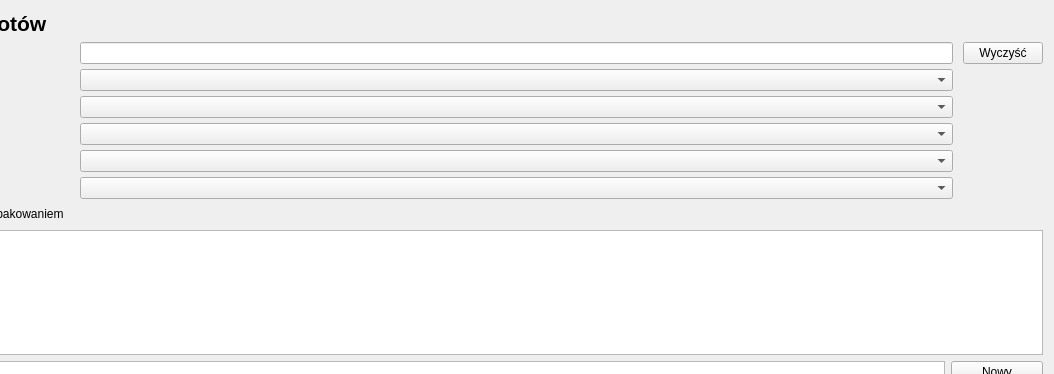
This is forms/itemList.ui in arekbr/Inwentaryzacja as Qt 5 draws it before an edit; both pictures show x 149 to 1203 and y 0 to 374 of the 1203 by 618 pixel window. The edited form follows.
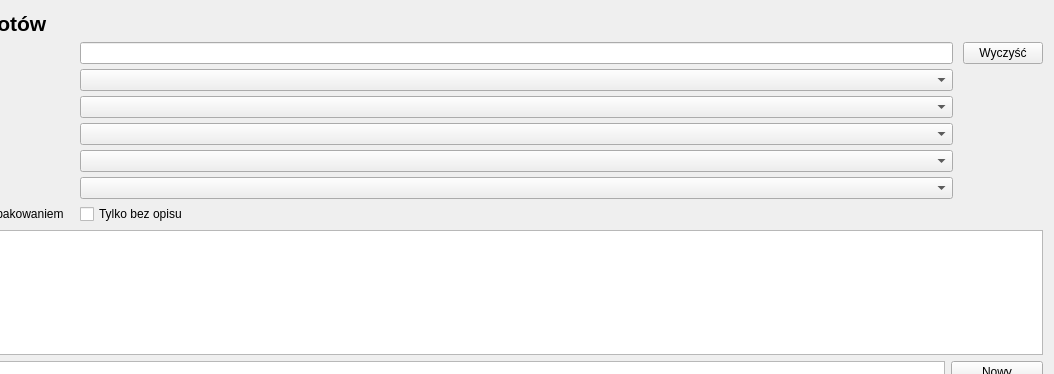
This is the edited form.

Commit message: Dodano filtr rekordów bez opisu

The edit to the form file:
```diff
--- a/forms/itemList.ui
+++ b/forms/itemList.ui
@@ -117,6 +117,13 @@
        </property>
       </widget>
      </item>
+     <item row="6" column="1">
+      <widget class="QCheckBox" name="filterWithoutDescription">
+       <property name="text">
+        <string>Tylko bez opisu</string>
+       </property>
+      </widget>
+     </item>
     </layout>
    </item>
    <item>
```
The commit also changes 4 other files.
